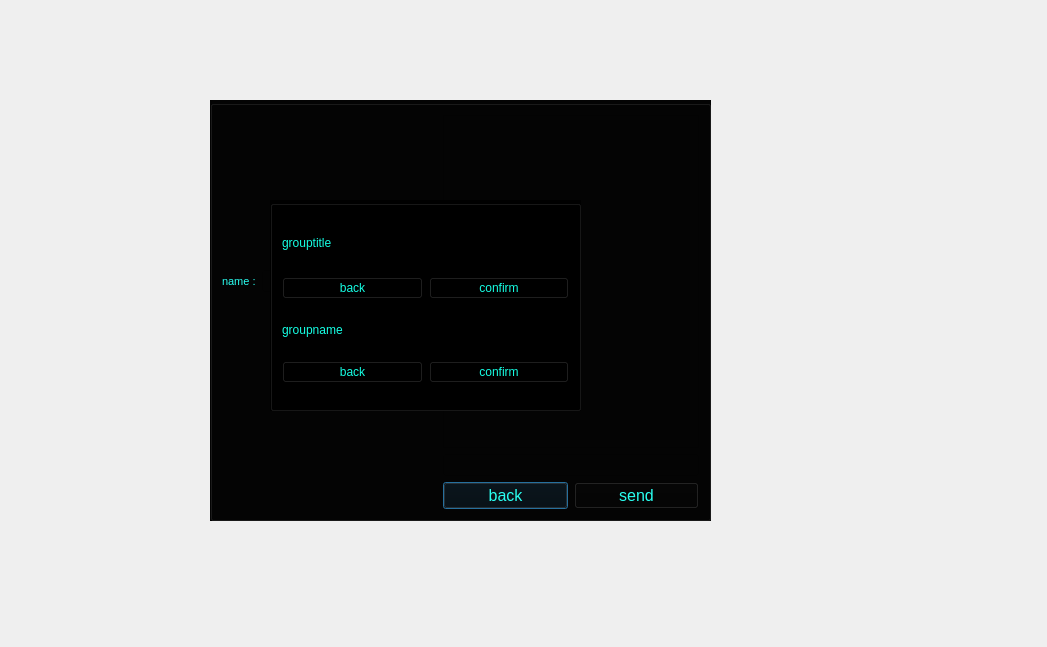
The window that massenger/creategroup_dialog.ui (MahanBeidokhti/AP-Messenger) describes before a commit, drawn with Qt 5.
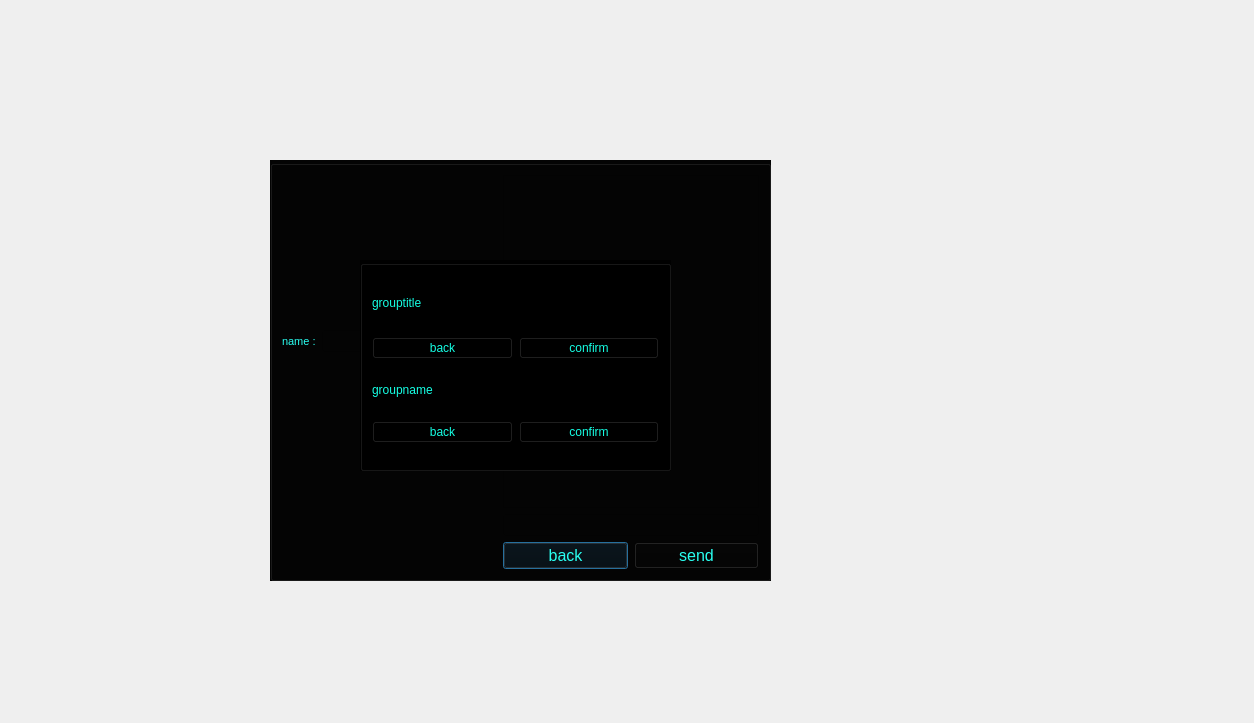
The same window after the commit. Icons and pictures are not drawn.

Diff of the .ui file:
```diff
--- a/massenger/creategroup_dialog.ui
+++ b/massenger/creategroup_dialog.ui
@@ -6,8 +6,8 @@
    <rect>
     <x>0</x>
     <y>0</y>
-    <width>1047</width>
-    <height>647</height>
+    <width>1254</width>
+    <height>723</height>
    </rect>
   </property>
   <property name="windowTitle">
@@ -19,8 +19,8 @@
   <widget class="QGroupBox" name="chat_groupBox">
    <property name="geometry">
     <rect>
-     <x>210</x>
-     <y>100</y>
+     <x>270</x>
+     <y>160</y>
      <width>501</width>
      <height>421</height>
     </rect>
@@ -109,8 +109,8 @@
   <widget class="QGroupBox" name="groupinformation_groupBox">
    <property name="geometry">
     <rect>
-     <x>270</x>
-     <y>200</y>
+     <x>360</x>
+     <y>260</y>
      <width>311</width>
      <height>211</height>
     </rect>
```
